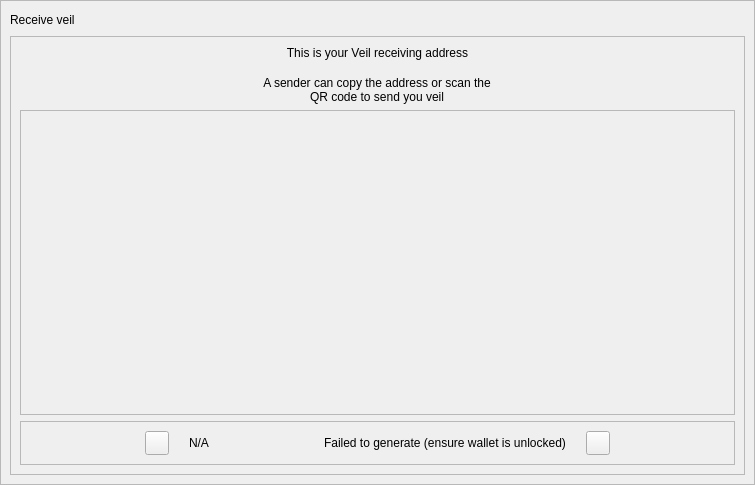
This is src/qt/veil/forms/receivewidget.ui in Veil-Project/veil as Qt 5 draws it before an edit. The edited form follows.
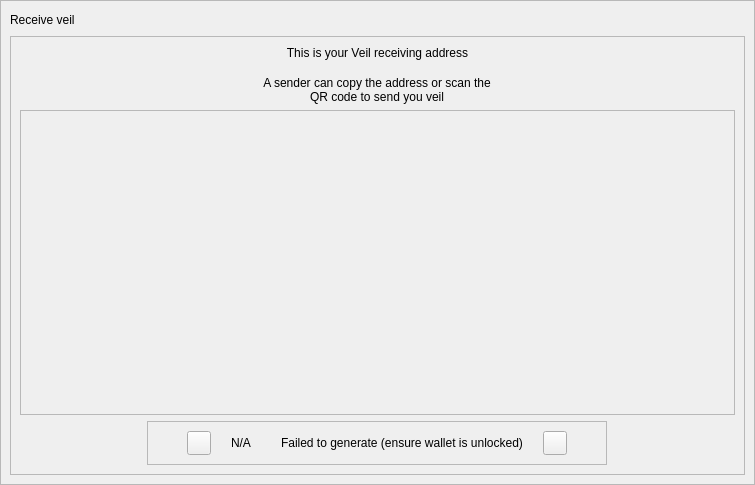
This is the edited form.

Commit message: empty labels take up space. css fix.

The edit to the form file:
```diff
--- a/src/qt/veil/forms/receivewidget.ui
+++ b/src/qt/veil/forms/receivewidget.ui
@@ -168,7 +168,7 @@
            </layout>
           </widget>
          </item>
-         <item>
+         <item alignment="Qt::AlignHCenter">
           <widget class="QFrame" name="frame_4">
            <property name="frameShape">
             <enum>QFrame::StyledPanel</enum>
```
The commit also changes 1 other file.
